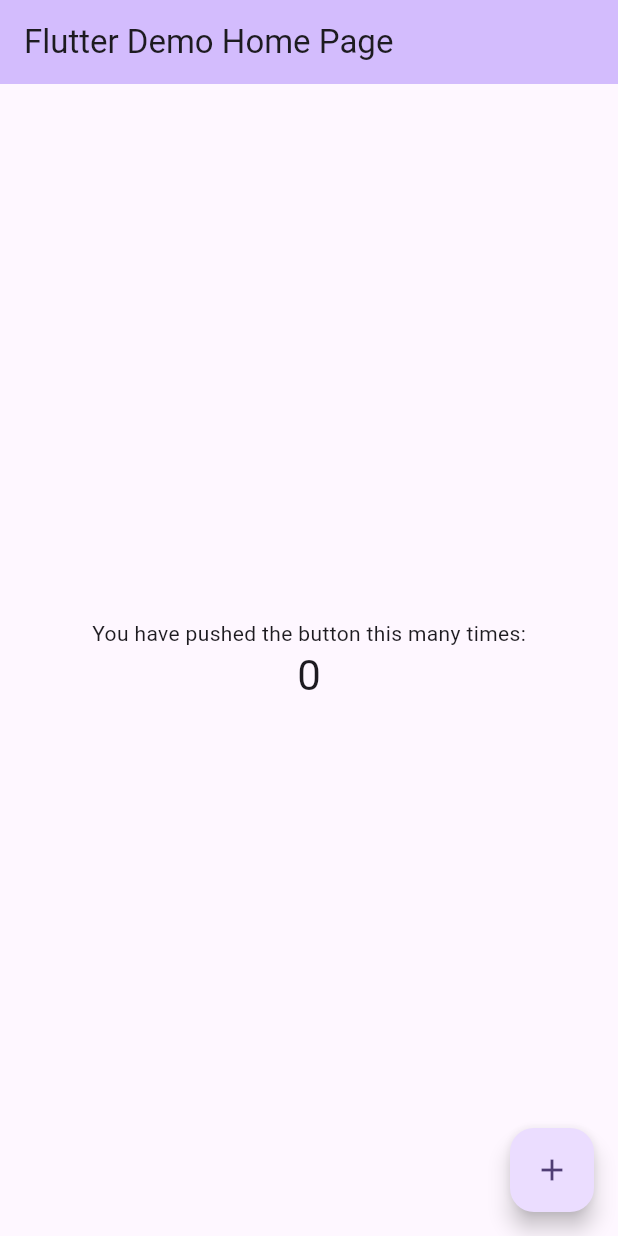
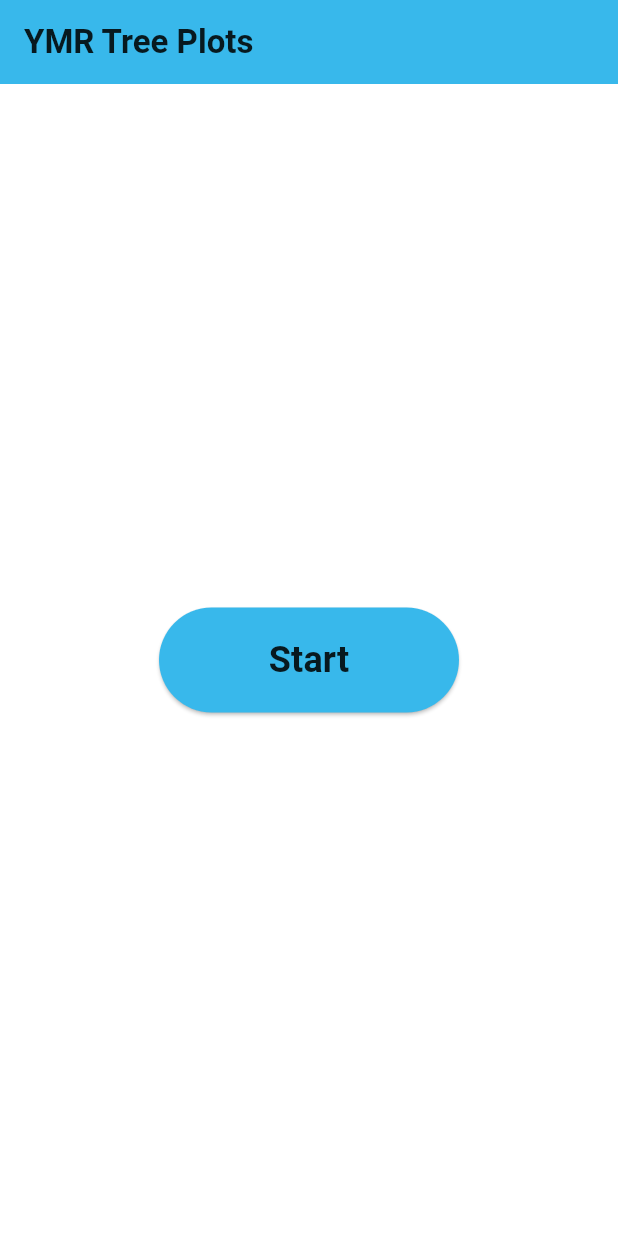
Before and after one commit to lse2001/surveyor, a Flutter app: the screen it shows after launch, on a phone screen of 412 x 824 dp. Run offline on Flutter 3.47's test engine with Material 3 defaults, Android fonts, the light colour scheme and no system bars.

Commit message:
Have starter screen complete with button that navigates to new screen when pushed.

```diff
--- a/myflutterapp/lib/main.dart
+++ b/myflutterapp/lib/main.dart
@@ -1,122 +1,75 @@
 import 'package:flutter/material.dart';
 
 void main() {
-  runApp(const MyApp());
+  runApp(const MainApp());
 }
 
-class MyApp extends StatelessWidget {
-  const MyApp({super.key});
+const Color mantisGreen = Color.fromRGBO(102, 188, 122, 1.0);
+const Color skyBlue = Color.fromRGBO(56, 184, 235, 1.0);
+const Color crimsonRed = Color.fromRGBO(219, 35, 72, 1.0);
+const Color lightBlack = Colors.black87;
 
-  // This widget is the root of your application.
+class MainApp extends StatelessWidget {
+  const MainApp({super.key});
+
   @override
   Widget build(BuildContext context) {
-    return MaterialApp(
-      title: 'Flutter Demo',
-      theme: ThemeData(
-        // This is the theme of your application.
-        //
-        // TRY THIS: Try running your application with "flutter run". You'll see
-        // the application has a purple toolbar. Then, without quitting the app,
-        // try changing the seedColor in the colorScheme below to Colors.green
-        // and then invoke "hot reload" (save your changes or press the "hot
-        // reload" button in a Flutter-supported IDE, or press "r" if you used
-        // the command line to start the app).
-        //
-        // Notice that the counter didn't reset back to zero; the application
-        // state is not lost during the reload. To reset the state, use hot
-        // restart instead.
-        //
-        // This works for code too, not just values: Most code changes can be
-        // tested with just a hot reload.
-        colorScheme: ColorScheme.fromSeed(seedColor: Colors.deepPurple),
+    return MaterialApp(home: const HomeScreen());
+  }
+}
+
+class HomeScreen extends StatelessWidget {
+  const HomeScreen({super.key});
+
+  @override
+  Widget build(BuildContext context) {
+    return Scaffold(
+      backgroundColor: Colors.white,
+      appBar: AppBar(
+        title: const Text(
+          'YMR Tree Plots',
+          style: TextStyle(fontWeight: FontWeight.bold),
+        ),
+        backgroundColor: skyBlue,
+        foregroundColor: lightBlack,
       ),
-      home: const MyHomePage(title: 'Flutter Demo Home Page'),
+      body: Center(
+        child: ElevatedButton(
+          style: ElevatedButton.styleFrom(
+            fixedSize: const Size(200, 70),
+            backgroundColor: skyBlue,
+            foregroundColor: lightBlack,
+          ),
+          onPressed: () {
+            debugPrint('Button pressed');
+            Navigator.push(
+              context,
+              MaterialPageRoute(builder: (context) => const NewScreen()),
+            );
+          },
+          child: const Text(
+            'Start',
+            style: TextStyle(fontSize: 24, fontWeight: FontWeight.bold),
+          ),
+        ),
+      ),
     );
   }
 }
 
-class MyHomePage extends StatefulWidget {
-  const MyHomePage({super.key, required this.title});
-
-  // This widget is the home page of your application. It is stateful, meaning
-  // that it has a State object (defined below) that contains fields that affect
-  // how it looks.
-
-  // This class is the configuration for the state. It holds the values (in this
-  // case the title) provided by the parent (in this case the App widget) and
-  // used by the build method of the State. Fields in a Widget subclass are
-  // always marked "final".
-
-  final String title;
-
-  @override
-  State<MyHomePage> createState() => _MyHomePageState();
-}
-
-class _MyHomePageState extends State<MyHomePage> {
-  int _counter = 0;
-
-  void _incrementCounter() {
-    setState(() {
-      // This call to setState tells the Flutter framework that something has
-      // changed in this State, which causes it to rerun the build method below
-      // so that the display can reflect the updated values. If we changed
-      // _counter without calling setState(), then the build method would not be
-      // called again, and so nothing would appear to happen.
-      _counter++;
-    });
-  }
+class NewScreen extends StatelessWidget {
+  const NewScreen({super.key});
 
   @override
   Widget build(BuildContext context) {
-    // This method is rerun every time setState is called, for instance as done
-    // by the _incrementCounter method above.
-    //
-    // The Flutter framework has been optimized to make rerunning build methods
-    // fast, so that you can just rebuild anything that needs updating rather
-    // than having to individually change instances of widgets.
     return Scaffold(
-      appBar: AppBar(
-        // TRY THIS: Try changing the color here to a specific color (to
-        // Colors.amber, perhaps?) and trigger a hot reload to see the AppBar
-        // change color while the other colors stay the same.
-        backgroundColor: Theme.of(context).colorScheme.inversePrimary,
-        // Here we take the value from the MyHomePage object that was created by
-        // the App.build method, and use it to set our appbar title.
-        title: Text(widget.title),
-      ),
+      backgroundColor: Colors.white,
       body: Center(
-        // Center is a layout widget. It takes a single child and positions it
-        // in the middle of the parent.
-        child: Column(
-          // Column is also a layout widget. It takes a list of children and
-          // arranges them vertically. By default, it sizes itself to fit its
-          // children horizontally, and tries to be as tall as its parent.
-          //
-          // Column has various properties to control how it sizes itself and
-          // how it positions its children. Here we use mainAxisAlignment to
-          // center the children vertically; the main axis here is the vertical
-          // axis because Columns are vertical (the cross axis would be
-          // horizontal).
-          //
-          // TRY THIS: Invoke "debug painting" (choose the "Toggle Debug Paint"
-          // action in the IDE, or press "p" in the console), to see the
-          // wireframe for each widget.
-          mainAxisAlignment: MainAxisAlignment.center,
-          children: <Widget>[
-            const Text('You have pushed the button this many times:'),
-            Text(
-              '$_counter',
-              style: Theme.of(context).textTheme.headlineMedium,
-            ),
-          ],
+        child: const Text(
+          'New Screen!',
+          style: TextStyle(fontSize: 24, fontWeight: FontWeight.bold),
         ),
       ),
-      floatingActionButton: FloatingActionButton(
-        onPressed: _incrementCounter,
-        tooltip: 'Increment',
-        child: const Icon(Icons.add),
-      ), // This trailing comma makes auto-formatting nicer for build methods.
     );
   }
 }
--- a/testing.txt
+++ b/testing.txt
@@ -1 +1,5 @@
 Hi. I'm testing making a repository from terminal. This will be the first file I add to the repo.
+
+Mantis Green:rgb(102, 188, 122)
+Sky Blue:rgb(56, 184, 235)
+Crimson Red:rgb(219, 35, 72)
```
Also changed, not shown: myflutterapp/analysis_options.yaml (+0 -27 lines), myflutterapp/pubspec.yaml (+3 -73 lines), myflutterapp/pubspec.lock, 19 other files.
